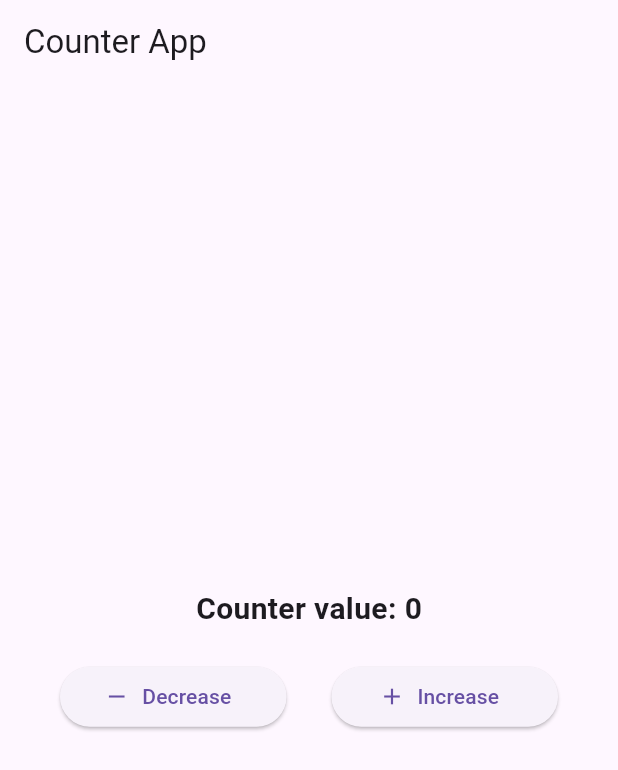
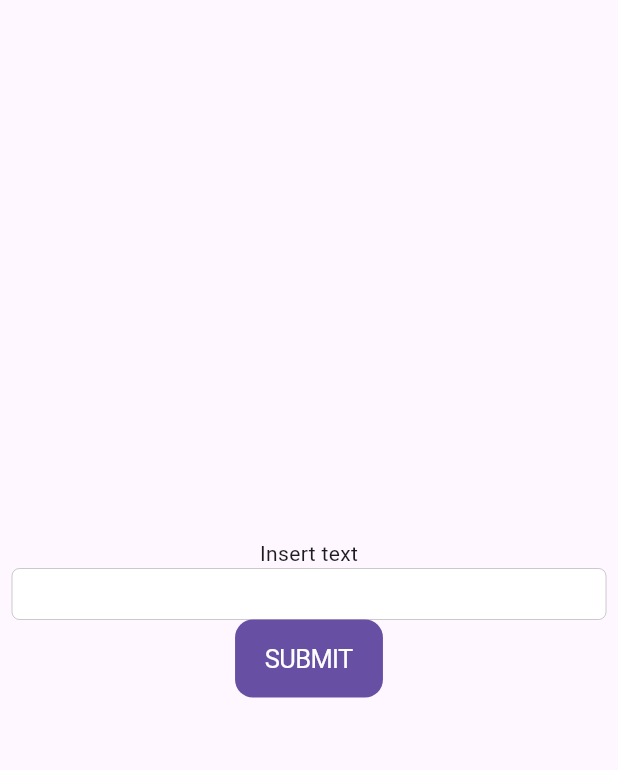
Before and after one commit to marco-sorrentino/app_bloc---initial-project, a Flutter app: the screen it shows after launch, on a phone screen of 412 x 824 dp. Shown: the top 770 px of the screen. Run offline on Flutter 3.47's test engine with Material 3 defaults, Android fonts, the phone set to English and light mode, and no system bars; our stand-ins replace equatable, flutter_bloc.

Commit message:
bloc done

```diff
--- a/lib/bloc/counter/counter_state.dart
+++ b/lib/bloc/counter/counter_state.dart
@@ -14,10 +14,11 @@ class CounterInitilias extends CounterState {
 
 // Implemento listener
 
-class IncrementState extends CounterState {
+/* class IncrementState extends CounterState {
   IncrementState(int increasedValue) : super(couterValue: increasedValue);
 }
 
 class DecrementState extends CounterState {
   DecrementState(int decreasedValue) : super(couterValue: decreasedValue);
 }
+ */
--- /dev/null
+++ b/lib/bloc/text/text_bloc.dart
@@ -0,0 +1,23 @@
+import 'package:counter_app_bloc/bloc/bloc_imports.dart';
+import 'package:counter_app_bloc/bloc/text/text_event.dart';
+import 'package:counter_app_bloc/bloc/text/text_state.dart';
+
+/* class TextBloc extends Bloc<TextEvent, TextState> {
+  TextBloc() : super(TextInitials()) {
+    on<TextAdd>((event, emit) {
+      //  emit(TextState(textList: state.textList.add()));
+      emit(TextState(textList: state.textList));
+    });
+  }
+}
+ */
+
+class TextBloc extends Bloc<TextEvent, TextState> {
+  TextBloc() : super(TextInitials()) {
+    on<TextAdd>((event, emit) {
+      final updatedTextList = List<String>.from(state.textList)
+        ..add(event.text);
+      emit(TextState(textList: updatedTextList));
+    });
+  }
+}
--- /dev/null
+++ b/lib/bloc/text/text_event.dart
@@ -0,0 +1,6 @@
+abstract class TextEvent {}
+
+class TextAdd extends TextEvent {
+  final String text;
+  TextAdd(this.text);
+}
--- /dev/null
+++ b/lib/bloc/text/text_state.dart
@@ -0,0 +1,13 @@
+import 'package:equatable/equatable.dart';
+
+class TextState extends Equatable {
+  final List<String> textList;
+  const TextState({required this.textList});
+
+  @override
+  List<Object> get props => [textList];
+}
+
+class TextInitials extends TextState {
+  TextInitials() : super(textList: []);
+}
--- a/lib/main.dart
+++ b/lib/main.dart
@@ -1,5 +1,6 @@
 import 'package:counter_app_bloc/bloc/bloc_imports.dart';
-import 'package:counter_app_bloc/screen/home_screen.dart';
+import 'package:counter_app_bloc/bloc/text/text_bloc.dart';
+import 'package:counter_app_bloc/screen/text_screen.dart';
 import 'package:flutter/material.dart';
 
 void main() {
@@ -12,12 +13,12 @@ class MyApp extends StatelessWidget {
   @override
   Widget build(BuildContext context) {
     return BlocProvider(
-      create: (context) => CounterBloc(),
+      create: (context) => TextBloc(),
       child: MaterialApp(
         theme: ThemeData(
           primarySwatch: Colors.blue,
         ),
-        home: HomeScreen(),
+        home: TextUser(),
       ),
     );
   }
--- a/lib/screen/home_screen.dart
+++ b/lib/screen/home_screen.dart
@@ -18,20 +18,15 @@ class HomeScreen extends StatelessWidget {
           mainAxisAlignment: MainAxisAlignment.center,
           children: [
             Container(
-              child: BlocListener<CounterBloc, CounterState>(
-                listener: (context, state) {
-                  // TODO: implement listener
-                },
               child: Center(
                 child: BlocBuilder<CounterBloc, CounterState>(
                   builder: (context, state) {
                     return Text(
                       'Counter value: ${state.couterValue}',
-                        style: TextStyle(
-                            fontSize: 20, fontWeight: FontWeight.bold),
+                      style:
+                          TextStyle(fontSize: 20, fontWeight: FontWeight.bold),
                     );
                   },
-                  ),
                 ),
               ),
             ),
--- /dev/null
+++ b/lib/screen/text_screen.dart
@@ -0,0 +1,74 @@
+import 'package:counter_app_bloc/bloc/bloc_imports.dart';
+import 'package:counter_app_bloc/bloc/text/text_bloc.dart';
+import 'package:counter_app_bloc/bloc/text/text_event.dart';
+import 'package:counter_app_bloc/bloc/text/text_state.dart';
+import 'package:flutter/cupertino.dart';
+import 'package:flutter/material.dart';
+
+class TextUser extends StatefulWidget {
+  const TextUser({Key? key}) : super(key: key);
+
+  @override
+  State<TextUser> createState() => _TextUserState();
+}
+
+class _TextUserState extends State<TextUser> {
+  final _yourTextController = TextEditingController();
+
+  @override
+  void dispose() {
+    _yourTextController.dispose();
+    super.dispose();
+  }
+
+  final DateTime myDate = DateTime(2023, DateTime.november, 10);
+  final yourDate = DateTime(2023, 11, 12);
+
+  checkDate(yourDate) {
+    final yourDate = DateTime(2023, 12, 29);
+    final date2 = DateTime.now();
+    final difference = date2.difference(yourDate).inDays;
+    if (difference >= 0 && difference <= 30) {
+      print(true);
+    } else {
+      print(false);
+    }
+    print(difference);
+  }
+
+  @override
+  Widget build(BuildContext context) {
+    return Scaffold(
+      body: Padding(
+        padding: const EdgeInsets.all(8.0),
+        child: Center(
+          child: Column(
+            mainAxisAlignment: MainAxisAlignment.center,
+            children: [
+              const Text("Insert text"),
+              CupertinoTextField(
+                controller: _yourTextController,
+              ),
+              CupertinoButton.filled(
+                child: const Text("SUBMIT"),
+                onPressed: () => {
+                  context
+                      .read<TextBloc>()
+                      .add(TextAdd(_yourTextController.text)),
+                  _yourTextController.clear(),
+                  checkDate(myDate)
+                },
+              ),
+              BlocBuilder<TextBloc, TextState>(
+                builder: (context, state) {
+                  // print(state.textList);
+                  return Container();
+                },
+              )
+            ],
+          ),
+        ),
+      ),
+    );
+  }
+}
```
Also changed, not shown: lib/bloc/counter/counter_bloc.dart (+4 -4 lines), lib/bloc/my_bloc_observer.dart (deleted, +0 -27 lines). Lines whose indentation alone changed are shown as unchanged.
